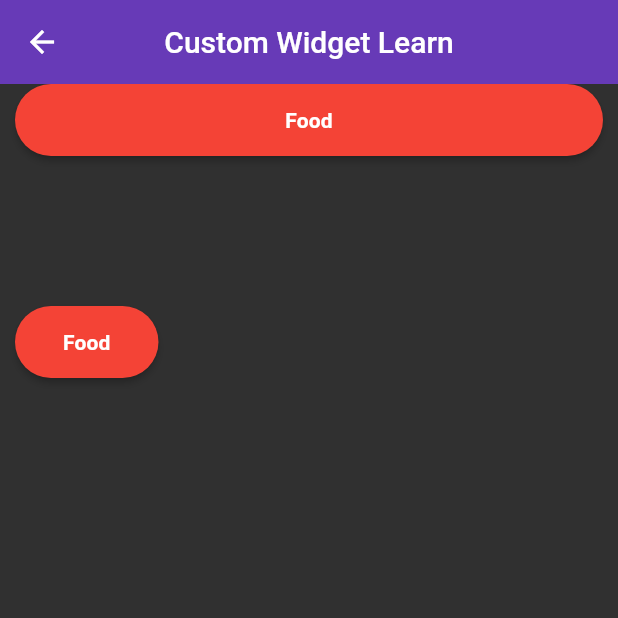
After one commit to turgaycabalak/flutter_full_learn, a Flutter app: the CustomWidgetLearn screen opened directly, on a phone screen of 412 x 824 dp, the top half of it. The commit adds this screen. Run offline on Flutter 3.47's test engine with Material 2 defaults, Android fonts, the phone set to English and light mode, and no system bars.

Commit message:
third commit

```diff
--- a/lib/101/app_bar_learn.dart
+++ b/lib/101/app_bar_learn.dart
@@ -38,7 +38,7 @@ class AppBarLearnView extends StatelessWidget {
           Shadow(color: Colors.white, offset: Offset(0.1, 1), blurRadius: 0.3)
         ]),
 
-        //app barın sağ tarafında bi menu/buton vs yapmamızı sağlar
+        ///////app barın sağ tarafında bi menu/buton vs yapmamızı sağlar
         actions: [
           IconButton(
             onPressed: () {},
--- /dev/null
+++ b/lib/101/custom_widget_learn.dart
@@ -0,0 +1,84 @@
+import 'package:flutter/material.dart';
+
+// with ile utility classımızı ekleyip (static import yaparız), içerisindeki
+// herhangi bir method ya da field a direk ulaşırız. ornek: redColor
+class CustomWidgetLearn extends StatelessWidget {
+  const CustomWidgetLearn({Key? key}) : super(key: key);
+  final String _appBarTitle = "Custom Widget Learn";
+  final String _food = "Food";
+
+  @override
+  Widget build(BuildContext context) {
+    return Scaffold(
+      appBar: AppBar(
+        title: Text(_appBarTitle),
+      ),
+      body: Column(
+        crossAxisAlignment: CrossAxisAlignment.start,
+        children: [
+          Center(
+            child: Padding(
+              padding: const EdgeInsets.symmetric(horizontal: 10),
+              child: SizedBox(
+                width: MediaQuery.of(context).size.width,
+                child: CustomFoodButton(
+                  food: _food,
+                  onPressed: () {},
+                ),
+              ),
+            ),
+          ),
+          const SizedBox(
+            height: 100,
+          ),
+          Padding(
+            padding: const EdgeInsets.symmetric(horizontal: 10),
+            child: CustomFoodButton(
+              food: _food,
+              onPressed: () {},
+            ),
+          ),
+        ],
+      ),
+    );
+  }
+}
+
+class _PaddingUtility {
+  final normalPadding = const EdgeInsets.all(8.0);
+  final normal2xPadding = const EdgeInsets.all(16.0);
+}
+
+class CustomFoodButton extends StatelessWidget
+    with _ColorsUtility, _PaddingUtility {
+  CustomFoodButton({Key? key, required this.food, required this.onPressed})
+      : super(key: key);
+  final String food;
+  final void Function() onPressed;
+
+  @override
+  Widget build(BuildContext context) {
+    return ElevatedButton(
+      style: ElevatedButton.styleFrom(
+        primary: redColor,
+        shape: StadiumBorder(),
+      ),
+      onPressed: onPressed,
+      child: Padding(
+        padding: normal2xPadding,
+        child: Text(
+          food,
+          style: Theme.of(context)
+              .textTheme
+              .subtitle2
+              ?.copyWith(color: whiteColor, fontWeight: FontWeight.bold),
+        ),
+      ),
+    );
+  }
+}
+
+class _ColorsUtility {
+  final Color redColor = Colors.red;
+  final Color whiteColor = Colors.white;
+}
--- a/pubspec.yaml
+++ b/pubspec.yaml
@@ -58,9 +58,8 @@ flutter:
   uses-material-design: true
 
   # To add assets to your application, add an assets section, like this:
-  # assets:
-  #   - images/a_dot_burr.jpeg
-  #   - images/a_dot_ham.jpeg
+  assets:
+    - images/png/
 
   # An image asset can refer to one or more resolution-specific "variants", see
   # https://flutter.dev/assets-and-images/#resolution-aware
```
Also changed, not shown: lib/101/button_learn.dart (+5 -3 lines), lib/101/card_learn.dart (added, +75 -0 lines), lib/101/image_learn.dart (added, +51 -0 lines), lib/101/indicator_learn.dart (added, +33 -0 lines), lib/101/list_tile_learn.dart (added, +39 -0 lines), lib/101/padding_learn.dart (added, +77 -0 lines), lib/101/stateless_learn.dart (added, +68 -0 lines), lib/demos/note_demos_view.dart (added, +108 -0 lines), lib/main.dart (+24 -2 lines), images/apple2.jpeg (added), images/png/apple.png (added).
